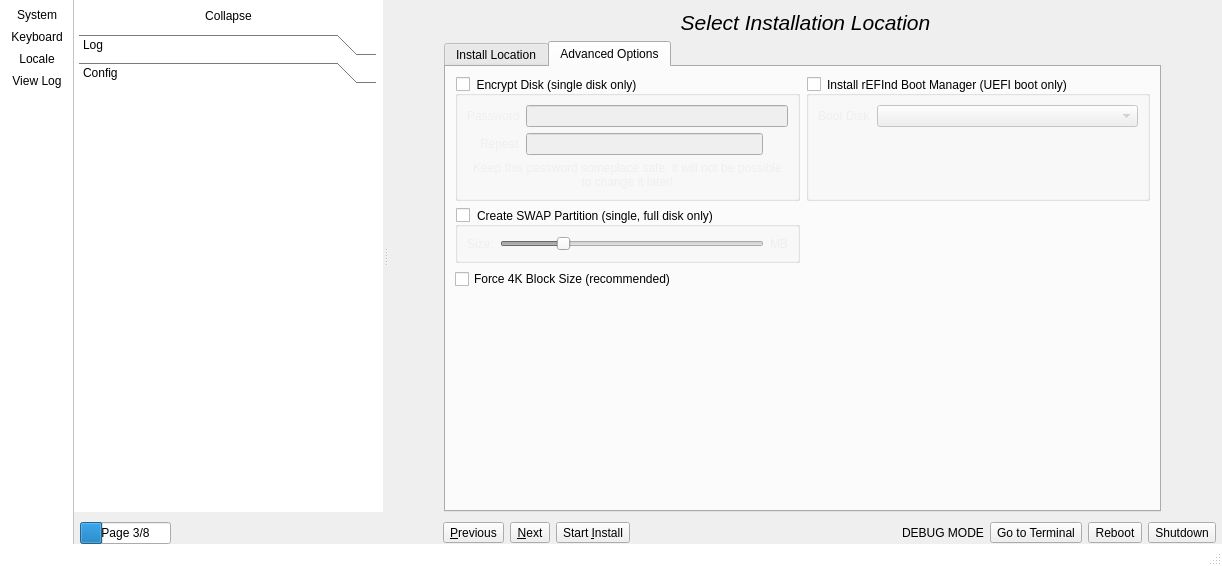
Above: src-qt5/mainUI.ui from project-trident/trident-installer before the change. Below: the same form after it.
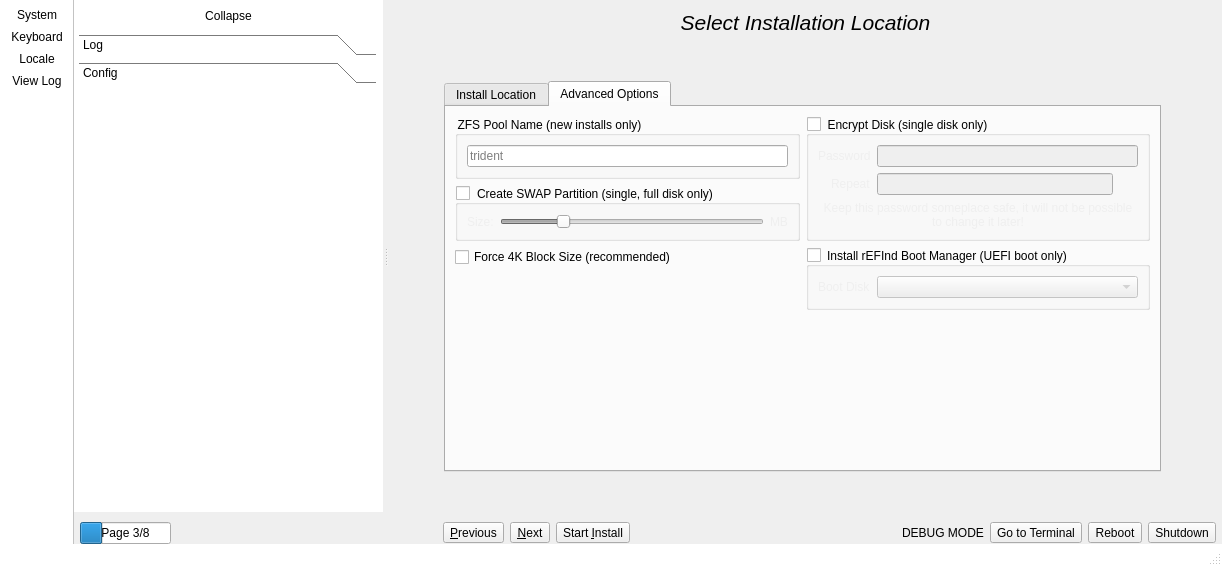
That is the form after the change. The open tabs and pages were chosen to show the change. Icons and pictures are not drawn.

Commit message: Add support for custom ZFS pool naming.

```diff
--- a/src-qt5/mainUI.ui
+++ b/src-qt5/mainUI.ui
@@ -68,15 +68,18 @@
 QRadioButton, QTabBar::tab{
 color: palette(button-text);
 }
-QTabWidget QGroupBox, QTabWidget QGroupBox:checked QLabel, QTabWidget QCheckBox{
+QTabWidget QScrollArea QGroupBox, QTabWidget QScrollArea QGroupBox:checked QLabel, QTabWidget QScrollArea QCheckBox{
 color: palette(button-text);
 }
-QTabWidget QGroupBox QLabel:disabled{
+QTabWidget QScrollArea QGroupBox QLabel:disabled{
 color: palette(button);
 }
-QTabWidget QGroupBox:disabled{
+QTabWidget QScrollArea QGroupBox:disabled{
 color: palette(button);
 }
+QTabWidget QScrollArea, QTabWidget QScrollArea .QWidget{
+background: transparent;
+}
 QTreeWidget{
 color: palette(button-text);
 }
@@ -941,115 +944,43 @@
              <string>Advanced Options</string>
             </attribute>
             <layout class="QGridLayout" name="gridLayout_6">
-             <item row="3" column="0">
-              <spacer name="verticalSpacer_14">
-               <property name="orientation">
-                <enum>Qt::Vertical</enum>
-               </property>
-               <property name="sizeHint" stdset="0">
-                <size>
-                 <width>20</width>
-                 <height>274</height>
-                </size>
-               </property>
-              </spacer>
-             </item>
-             <item row="3" column="3">
-              <spacer name="horizontalSpacer_14">
-               <property name="orientation">
-                <enum>Qt::Horizontal</enum>
-               </property>
-               <property name="sizeHint" stdset="0">
-                <size>
-                 <width>40</width>
-                 <height>20</height>
-                </size>
-               </property>
-              </spacer>
-             </item>
-             <item row="1" column="0">
-              <widget class="QGroupBox" name="group_disk_swap">
-               <property name="title">
-                <string>Create SWAP Partition (single, full disk only)</string>
-               </property>
-               <property name="checkable">
-                <bool>true</bool>
-               </property>
-               <property name="checked">
-                <bool>false</bool>
-               </property>
-               <layout class="QHBoxLayout" name="horizontalLayout_10">
-                <item>
-                 <widget class="QLabel" name="label_28">
-                  <property name="text">
-                   <string>Size:</string>
-                  </property>
-                 </widget>
-                </item>
-                <item>
-                 <widget class="QSlider" name="slider_disk_swap">
-                  <property name="minimum">
-                   <number>128</number>
-                  </property>
-                  <property name="maximum">
-                   <number>4096</number>
-                  </property>
-                  <property name="singleStep">
-                   <number>8</number>
-                  </property>
-                  <property name="pageStep">
-                   <number>8</number>
-                  </property>
-                  <property name="value">
-                   <number>1024</number>
-                  </property>
-                  <property name="orientation">
-                   <enum>Qt::Horizontal</enum>
-                  </property>
-                 </widget>
-                </item>
-                <item>
-                 <widget class="QLabel" name="label_disk_swap">
-                  <property name="text">
-                   <string>MB</string>
-                  </property>
-                 </widget>
-                </item>
-               </layout>
-              </widget>
-             </item>
-             <item row="0" column="3">
-              <widget class="QGroupBox" name="group_disk_refind">
-               <property name="sizePolicy">
-                <sizepolicy hsizetype="Expanding" vsizetype="Preferred">
-                 <horstretch>0</horstretch>
-                 <verstretch>0</verstretch>
-                </sizepolicy>
-               </property>
-               <property name="title">
-                <string>Install rEFInd Boot Manager (UEFI boot only)</string>
-               </property>
-               <property name="checkable">
-                <bool>true</bool>
-               </property>
-               <property name="checked">
-                <bool>false</bool>
-               </property>
-               <layout class="QFormLayout" name="formLayout_4">
-                <item row="0" column="0">
-                 <widget class="QLabel" name="label_27">
-                  <property name="text">
-                   <string>Boot Disk</string>
-                  </property>
-                 </widget>
-                </item>
                 <item row="0" column="1">
-                 <widget class="QComboBox" name="combo_disk_refind"/>
-                </item>
-               </layout>
-              </widget>
-             </item>
-             <item row="0" column="0">
+              <widget class="QScrollArea" name="scrollArea_3">
+               <property name="frameShape">
+                <enum>QFrame::NoFrame</enum>
+               </property>
+               <property name="sizeAdjustPolicy">
+                <enum>QAbstractScrollArea::AdjustToContents</enum>
+               </property>
+               <property name="widgetResizable">
+                <bool>true</bool>
+               </property>
+               <property name="alignment">
+                <set>Qt::AlignLeading|Qt::AlignLeft|Qt::AlignTop</set>
+               </property>
+               <widget class="QWidget" name="scrollAreaWidgetContents_3">
+                <property name="geometry">
+                 <rect>
+                  <x>0</x>
+                  <y>0</y>
+                  <width>386</width>
+                  <height>322</height>
+                 </rect>
+                </property>
+                <layout class="QVBoxLayout" name="verticalLayout_21">
+                 <property name="leftMargin">
+                  <number>0</number>
+                 </property>
+                 <property name="topMargin">
+                  <number>0</number>
+                 </property>
+                 <property name="rightMargin">
+                  <number>0</number>
+                 </property>
+                 <property name="bottomMargin">
+                  <number>0</number>
+                 </property>
+                 <item>
               <widget class="QGroupBox" name="group_disk_encrypt">
                <property name="sizePolicy">
                 <sizepolicy hsizetype="Expanding" vsizetype="Preferred">
@@ -1147,11 +1078,200 @@
                </layout>
               </widget>
              </item>
-             <item row="2" column="0">
+                 <item>
+                  <widget class="QGroupBox" name="group_disk_refind">
+                   <property name="sizePolicy">
+                    <sizepolicy hsizetype="Expanding" vsizetype="Preferred">
+                     <horstretch>0</horstretch>
+                     <verstretch>0</verstretch>
+                    </sizepolicy>
+                   </property>
+                   <property name="title">
+                    <string>Install rEFInd Boot Manager (UEFI boot only)</string>
+                   </property>
+                   <property name="checkable">
+                    <bool>true</bool>
+                   </property>
+                   <property name="checked">
+                    <bool>false</bool>
+                   </property>
+                   <layout class="QFormLayout" name="formLayout_4">
+                    <item row="0" column="0">
+                     <widget class="QLabel" name="label_27">
+                      <property name="text">
+                       <string>Boot Disk</string>
+                      </property>
+                     </widget>
+                    </item>
+                    <item row="0" column="1">
+                     <widget class="QComboBox" name="combo_disk_refind"/>
+                    </item>
+                   </layout>
+                  </widget>
+                 </item>
+                 <item>
+                  <spacer name="verticalSpacer_14">
+                   <property name="orientation">
+                    <enum>Qt::Vertical</enum>
+                   </property>
+                   <property name="sizeHint" stdset="0">
+                    <size>
+                     <width>20</width>
+                     <height>40</height>
+                    </size>
+                   </property>
+                  </spacer>
+                 </item>
+                </layout>
+               </widget>
+              </widget>
+             </item>
+             <item row="0" column="0">
+              <widget class="QScrollArea" name="scrollArea_2">
+               <property name="frameShape">
+                <enum>QFrame::NoFrame</enum>
+               </property>
+               <property name="sizeAdjustPolicy">
+                <enum>QAbstractScrollArea::AdjustToContents</enum>
+               </property>
+               <property name="widgetResizable">
+                <bool>true</bool>
+               </property>
+               <property name="alignment">
+                <set>Qt::AlignLeading|Qt::AlignLeft|Qt::AlignTop</set>
+               </property>
+               <widget class="QWidget" name="scrollAreaWidgetContents_2">
+                <property name="geometry">
+                 <rect>
+                  <x>0</x>
+                  <y>0</y>
+                  <width>385</width>
+                  <height>322</height>
+                 </rect>
+                </property>
+                <layout class="QVBoxLayout" name="verticalLayout_20">
+                 <property name="leftMargin">
+                  <number>0</number>
+                 </property>
+                 <property name="topMargin">
+                  <number>0</number>
+                 </property>
+                 <property name="rightMargin">
+                  <number>0</number>
+                 </property>
+                 <property name="bottomMargin">
+                  <number>0</number>
+                 </property>
+                 <item>
+                  <widget class="QGroupBox" name="group_pool_name">
+                   <property name="title">
+                    <string>ZFS Pool Name (new installs only)</string>
+                   </property>
+                   <layout class="QHBoxLayout" name="horizontalLayout_11">
+                    <item>
+                     <widget class="QLineEdit" name="line_zpool_name">
+                      <property name="inputMethodHints">
+                       <set>Qt::ImhNone</set>
+                      </property>
+                      <property name="inputMask">
+                       <string notr="true"/>
+                      </property>
+                      <property name="text">
+                       <string notr="true"/>
+                      </property>
+                      <property name="maxLength">
+                       <number>12</number>
+                      </property>
+                      <property name="placeholderText">
+                       <string notr="true">trident</string>
+                      </property>
+                      <property name="clearButtonEnabled">
+                       <bool>true</bool>
+                      </property>
+                     </widget>
+                    </item>
+                   </layout>
+                  </widget>
+                 </item>
+                 <item>
+                  <widget class="QGroupBox" name="group_disk_swap">
+                   <property name="title">
+                    <string>Create SWAP Partition (single, full disk only)</string>
+                   </property>
+                   <property name="checkable">
+                    <bool>true</bool>
+                   </property>
+                   <property name="checked">
+                    <bool>false</bool>
+                   </property>
+                   <layout class="QHBoxLayout" name="horizontalLayout_10">
+                    <item>
+                     <widget class="QLabel" name="label_28">
+                      <property name="text">
+                       <string>Size:</string>
+                      </property>
+                     </widget>
+                    </item>
+                    <item>
+                     <widget class="QSlider" name="slider_disk_swap">
+                      <property name="minimum">
+                       <number>128</number>
+                      </property>
+                      <property name="maximum">
+                       <number>4096</number>
+                      </property>
+                      <property name="singleStep">
+                       <number>8</number>
+                      </property>
+                      <property name="pageStep">
+                       <number>8</number>
+                      </property>
+                      <property name="value">
+                       <number>1024</number>
+                      </property>
+                      <property name="orientation">
+                       <enum>Qt::Horizontal</enum>
+                      </property>
+                     </widget>
+                    </item>
+                    <item>
+                     <widget class="QLabel" name="label_disk_swap">
+                      <property name="text">
+                       <string>MB</string>
+                      </property>
+                     </widget>
+                    </item>
+                   </layout>
+                  </widget>
+                 </item>
+                 <item>
               <widget class="QCheckBox" name="check_force_4kblocks">
+                   <property name="sizePolicy">
+                    <sizepolicy hsizetype="Minimum" vsizetype="Preferred">
+                     <horstretch>0</horstretch>
+                     <verstretch>0</verstretch>
+                    </sizepolicy>
+                   </property>
                <property name="text">
                 <string>Force 4K Block Size (recommended)</string>
                </property>
+                  </widget>
+                 </item>
+                 <item>
+                  <spacer name="verticalSpacer_5">
+                   <property name="orientation">
+                    <enum>Qt::Vertical</enum>
+                   </property>
+                   <property name="sizeHint" stdset="0">
+                    <size>
+                     <width>20</width>
+                     <height>40</height>
+                    </size>
+                   </property>
+                  </spacer>
+                 </item>
+                </layout>
+               </widget>
               </widget>
              </item>
             </layout>
```
Left out of the diff: 6 changed lines with no effect on the pictures. Lines whose indentation alone changed are shown as unchanged. The commit also changes 4 other files.
